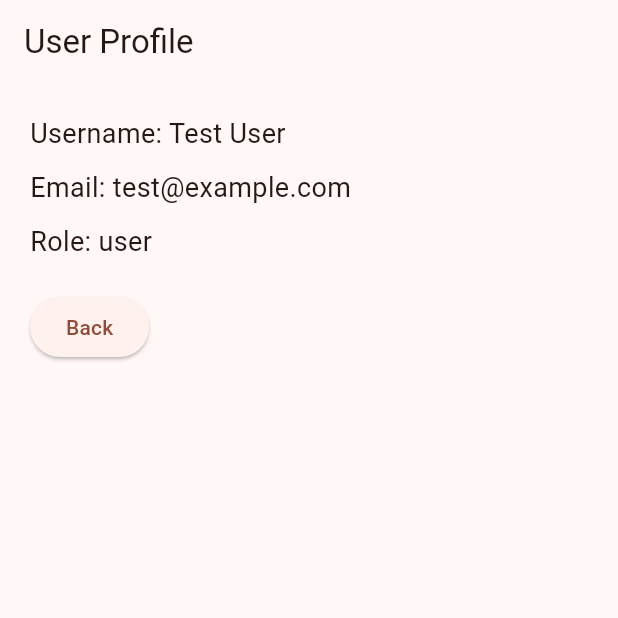
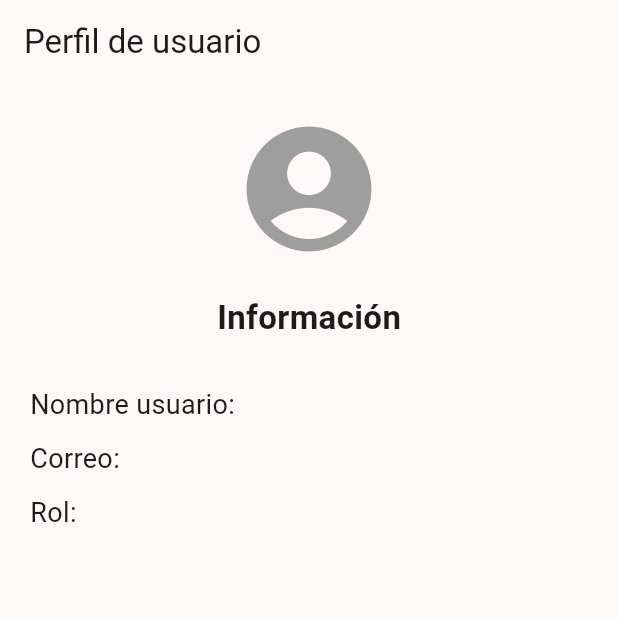
Before and after one commit to AquilezE/cocteles-app, a Flutter app: the ProfileScreen screen opened directly, on a phone screen of 412 x 824 dp, the top half of it. Run offline on Flutter 3.47's test engine with Material 3 defaults, Android fonts, the phone set to English and light mode, and no system bars; our stand-ins replace connectivity_plus, flutter_dotenv, flutter_native_splash, get, get_storage, iconsax and 3 more; missing offline and left inert: dart:ffi, media_kit, media_kit_video; accounts and stored records are empty.

Commit message:
Ya se muestran los datos del usuario loggeado en el perfil

```diff
--- a/lib/data/repositories/user/user_repository.dart
+++ b/lib/data/repositories/user/user_repository.dart
@@ -13,7 +13,6 @@ class UserRepository extends GetxController{
   Future<UserModel> getUserDetails(String username, String? jwt) async{
 
     try{
-    //FALTA PONER UN PUTA ENDPOINT AQUI
     var endpoint = 'api/v1/usuarios/username/$username';
     final response = await AppHttpHelper.get(endpoint, jwt);
 
--- a/lib/features/authentication/controllers/login_controller.dart
+++ b/lib/features/authentication/controllers/login_controller.dart
@@ -81,6 +81,9 @@ class LoginController extends GetxController {
 
       final userCredentials = await AuthenticationRepository.instance.loginWithEmailAndPassword(emailString, passwordString);
 
+      localStorage.write('jwt', userCredentials.jwt);
+      localStorage.write('username', userCredentials.username);
+
       userController.userCredentials = userCredentials;
       userController.fetchUserData();
 
--- a/lib/features/createUser/models/UserRegistration.dart
+++ b/lib/features/createUser/models/UserRegistration.dart
@@ -1,8 +1,8 @@
 class UserRegistration {
-  final String username;
-  final String email;
-  final String password;
-  final String role;
+  final String? username;
+  final String? email;
+  final String? password;
+  final String? role;
 
   UserRegistration({
     required this.username,
--- a/lib/features/createUser/screens/userProfile_page.dart
+++ b/lib/features/createUser/screens/userProfile_page.dart
@@ -1,39 +1,89 @@
 import 'package:flutter/material.dart';
 import 'package:get/get.dart';
-import 'package:cocteles_app/features/createUser/controllers/createUser_controller.dart';
+import 'dart:io';
+import 'package:cocteles_app/features/perzonalization/controllers/user_controller.dart';
 
 class ProfileScreen extends StatelessWidget {
   const ProfileScreen({super.key});
 
   @override
   Widget build(BuildContext context) {
-    final controller = Get.put(ProfileController());
+    final controller = Get.put(UserController());
 
     return Scaffold(
-      appBar: AppBar(title: const Text('User Profile')),
+      appBar: AppBar(title: const Text('Perfil de usuario')),
       body: Obx(() {
         final user = controller.user.value;
-        return Padding(
+        if (user == null) {
+          return const Center(child: CircularProgressIndicator());
+        }
+
+        return Platform.isWindows || Platform.isMacOS || Platform.isLinux
+            ? buildDesktopLayout(user)
+            : buildMobileLayout(user);
+      }),
+    );
+  }
+
+  Widget buildDesktopLayout(dynamic user) {
+    return Row(
+      mainAxisAlignment: MainAxisAlignment.center,
+      children: [
+        const Expanded(
+          flex: 1,
+          child: Center(
+            child: Icon(Icons.account_circle, size: 120, color: Colors.grey),
+          ),
+        ),
+        Expanded(
+          flex: 1,
+          child: Padding(
+            padding: const EdgeInsets.all(32.0),
+            child: Column(
+              mainAxisAlignment: MainAxisAlignment.center,
+              crossAxisAlignment: CrossAxisAlignment.start,
+              children: [
+                const Text('Información ', style: TextStyle(fontSize: 24, fontWeight: FontWeight.bold)),
+                const SizedBox(height: 30),
+                Text('Usuario: ${user.username}', style: const TextStyle(fontSize: 18)),
+                const SizedBox(height: 10),
+                Text('Correo: ${user.email}', style: const TextStyle(fontSize: 18)),
+                const SizedBox(height: 10),
+                Text('Rol: ${user.role}', style: const TextStyle(fontSize: 18)),
+              ],
+            ),
+          ),
+        ),
+      ],
+    );
+  }
+
+  Widget buildMobileLayout(dynamic user) {
+    return SingleChildScrollView(
+      child: Padding(
         padding: const EdgeInsets.all(20.0),
+        child: Column(
+          children: [
+            const Icon(Icons.account_circle, size: 100, color: Colors.grey),
+            const SizedBox(height: 20),
+            const Text('Información', style: TextStyle(fontSize: 22, fontWeight: FontWeight.bold)),
+            const SizedBox(height: 30),
+            Align(
+              alignment: Alignment.centerLeft,
               child: Column(
                 crossAxisAlignment: CrossAxisAlignment.start,
                 children: [
-              Text('Username: ${user.username}', style: const TextStyle(fontSize: 18)),
+                  Text('Nombre usuario: ${user.username}', style: const TextStyle(fontSize: 18)),
                   const SizedBox(height: 10),
-              Text('Email: ${user.email}', style: const TextStyle(fontSize: 18)),
+                  Text('Correo: ${user.email}', style: const TextStyle(fontSize: 18)),
                   const SizedBox(height: 10),
-              Text('Role: ${user.role}', style: const TextStyle(fontSize: 18)),
-              const SizedBox(height: 20),
-              ElevatedButton(
-                onPressed: () {
-                  Get.back();
-                },
-                child: const Text('Back'),
+                  Text('Rol: ${user.role}', style: const TextStyle(fontSize: 18)),
+                ],
+              ),
             ),
           ],
         ),
-        );
-      }),
+      ),
     );
   }
 }
```
Also changed, not shown: lib/features/createUser/controllers/createUser_controller.dart (+40 -8 lines). Lines whose indentation alone changed are shown as unchanged.
